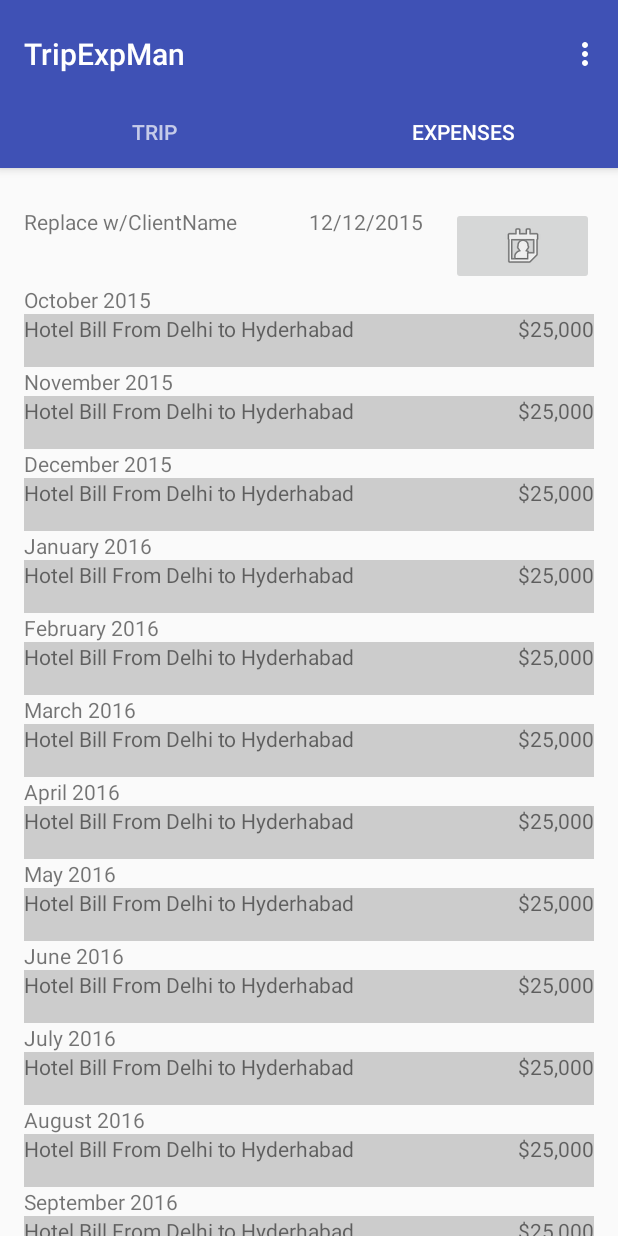
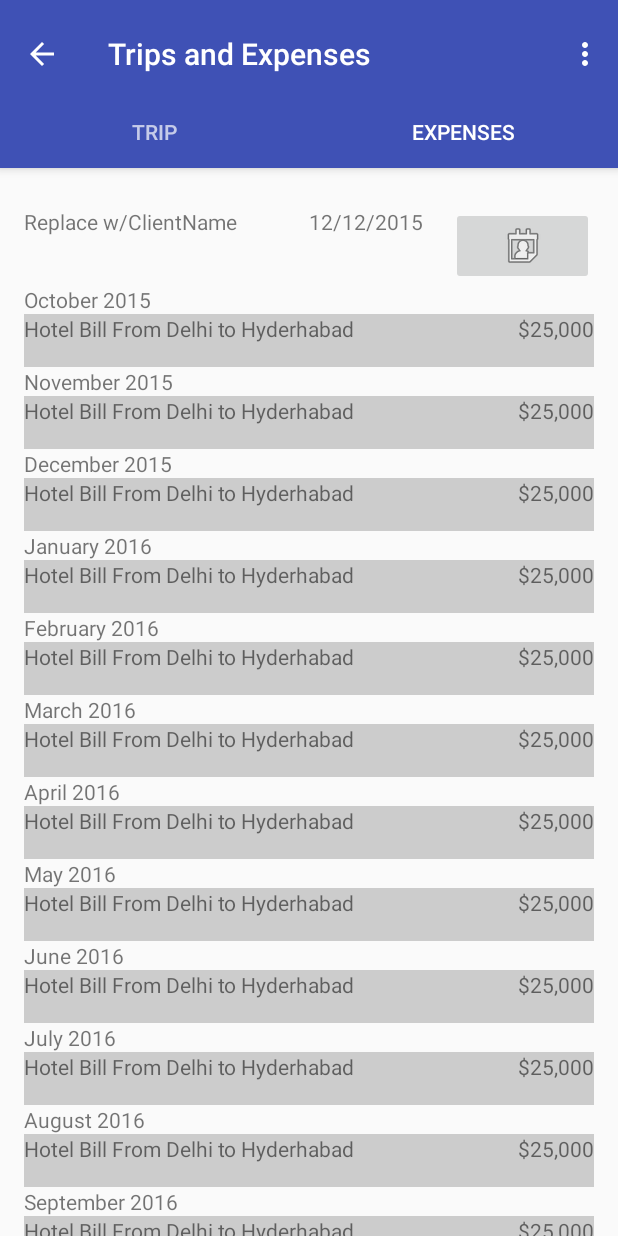
Before and after one commit to BitCloude/TheTravelingSalesman, an Android app: the TripExpMan screen opened directly, with no data from a screen before it, tab 2 chosen, on a phone screen of 412 x 824 dp. Run offline under Robolectric (Android 15) with nearby library versions, the phone set to English and light mode, and no system bars.

```diff
--- a/app/src/main/java/com/appers/ayvaz/thetravelingsalesman/TripExpMan.java
+++ b/app/src/main/java/com/appers/ayvaz/thetravelingsalesman/TripExpMan.java
@@ -2,9 +2,13 @@ package com.appers.ayvaz.thetravelingsalesman;
 
 import android.content.Intent;
 import android.graphics.Color;
+import android.support.design.widget.NavigationView;
 import android.support.design.widget.TabLayout;
 import android.support.design.widget.FloatingActionButton;
 import android.support.design.widget.Snackbar;
+import android.support.v4.widget.DrawerLayout;
+import android.support.v7.app.ActionBar;
+import android.support.v7.app.ActionBarDrawerToggle;
 import android.support.v7.app.AppCompatActivity;
 import android.support.v7.widget.Toolbar;
 
@@ -37,6 +41,11 @@ public class TripExpMan extends AppCompatActivity {
     String data = "Trip From Delhi to Hyderhabad";
     String cost = "$125,000";
 
+    DrawerLayout mDrawerLayout;
+    CharSequence mTitle, mDrawerTitle;
+    NavigationView mNavigationView;
+    ActionBarDrawerToggle mDrawerToggle;
+
 
     /**
      * The {@link android.support.v4.view.PagerAdapter} that will provide
@@ -58,8 +67,51 @@ public class TripExpMan extends AppCompatActivity {
         super.onCreate(savedInstanceState);
         setContentView(R.layout.activity_trip_exp_man);
 
+        setTitle("Trips and Expenses");
         Toolbar toolbar = (Toolbar) findViewById(R.id.toolbar);
         setSupportActionBar(toolbar);
+        ActionBar actionBar = getSupportActionBar();
+        ActionBarDrawerToggle mDrawerToggle;
+        // drawer stuff
+        mDrawerLayout = (DrawerLayout) findViewById(R.id.layoutDraw);
+        mTitle = mDrawerTitle = getTitle();
+        //navi view implementation
+        mNavigationView = (NavigationView) findViewById(R.id.navi_menu);
+        setupDrawerContent(mNavigationView);
+        mNavigationView.setNavigationItemSelectedListener(new NavigationView.OnNavigationItemSelectedListener() {
+            @Override
+            public boolean onNavigationItemSelected(MenuItem item) {
+                item.setChecked(true);
+                selectItem(item.getItemId());
+                mDrawerLayout.closeDrawers();
+                return true;
+            }
+        });
+
+        mDrawerToggle = new ActionBarDrawerToggle(this, mDrawerLayout,
+                toolbar, R.string.drawer_open, R.string.drawer_close) {
+            @Override
+            public void onDrawerClosed(View drawerView) {
+                super.onDrawerClosed(drawerView);
+                setTitle(mTitle);
+                invalidateOptionsMenu();
+            }
+
+            @Override
+            public void onDrawerOpened(View drawerView) {
+                super.onDrawerOpened(drawerView);
+                setTitle(mDrawerTitle);
+                invalidateOptionsMenu();
+            }
+        };
+
+        mDrawerLayout.setDrawerListener(mDrawerToggle);
+
+        if (actionBar != null) {
+            actionBar.setDisplayHomeAsUpEnabled(true);
+            actionBar.setHomeButtonEnabled(true);
+        }
+
         // Create the adapter that will return a fragment for each of the three
         // primary sections of the activity.
         mSectionsPagerAdapter = new SectionsPagerAdapter(getSupportFragmentManager());
@@ -70,6 +122,8 @@ public class TripExpMan extends AppCompatActivity {
 
         TabLayout tabLayout = (TabLayout) findViewById(R.id.tabs);
         tabLayout.setupWithViewPager(mViewPager);
+
+
 
       /*  FloatingActionButton fab = (FloatingActionButton) findViewById(R.id.fab);
         fab.setOnClickListener(new View.OnClickListener() {
@@ -83,8 +137,29 @@ public class TripExpMan extends AppCompatActivity {
 */
 
     }
+    private void setupDrawerContent(NavigationView navigationView) {
+        navigationView.setNavigationItemSelectedListener(
 
+                new NavigationView.OnNavigationItemSelectedListener() {
 
+                    @Override
+                    public boolean onNavigationItemSelected(MenuItem menuItem) {
+                        menuItem.setChecked(true);
+                        mDrawerLayout.closeDrawers();
+                        return true;
+                    }
+                });
+    }
+
+    private void selectItem(int itemId) {
+        if (itemId == R.id.nav_reports) {
+            startActivity(new Intent(this, ReportsActivity.class));
+        }
+        if (itemId == R.id.nav_trip) {
+            startActivity(new Intent(this, Travel.class));
+        }
+
+    }
     @Override
     public boolean onCreateOptionsMenu(Menu menu) {
         // Inflate the menu; this adds items to the action bar if it is present.
@@ -101,6 +176,9 @@ public class TripExpMan extends AppCompatActivity {
 
         //noinspection SimplifiableIfStatement
         if (id == R.id.action_settings) {
+            return true;
+        }
+        if (mDrawerToggle.onOptionsItemSelected(item)) {
             return true;
         }
 
--- a/app/src/main/res/layout/activity_trip_exp_man.xml
+++ b/app/src/main/res/layout/activity_trip_exp_man.xml
@@ -1,12 +1,18 @@
 <?xml version="1.0" encoding="utf-8"?>
-<android.support.design.widget.CoordinatorLayout xmlns:android="http://schemas.android.com/apk/res/android"
+<android.support.v4.widget.DrawerLayout
+    xmlns:android="http://schemas.android.com/apk/res/android"
     xmlns:tools="http://schemas.android.com/tools"
     xmlns:app="http://schemas.android.com/apk/res-auto"
+    android:layout_width="match_parent"
+    android:layout_height="match_parent"
+    android:id="@+id/layoutDraw"
+    tools:context="com.appers.ayvaz.thetravelingsalesman.TripExpMan">
+
+<android.support.design.widget.CoordinatorLayout
     android:id="@+id/main_content"
     android:layout_width="match_parent"
     android:layout_height="match_parent"
-    android:fitsSystemWindows="true"
-    tools:context="com.appers.ayvaz.thetravelingsalesman.TripExpMan">
+    android:fitsSystemWindows="true">
 
     <android.support.design.widget.AppBarLayout
         android:id="@+id/appbar"
@@ -48,3 +54,7 @@
         android:visibility="gone"/>
 
 </android.support.design.widget.CoordinatorLayout>
+
+    <include layout="@layout/navigation_panel" />
+
+</android.support.v4.widget.DrawerLayout>
```
